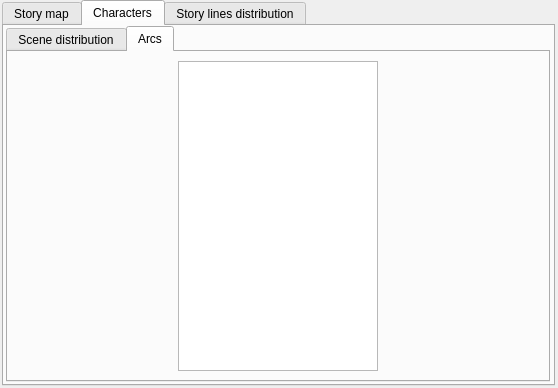
Qt form ui/reports_view.ui (zkovari/plotlyst) before a commit.
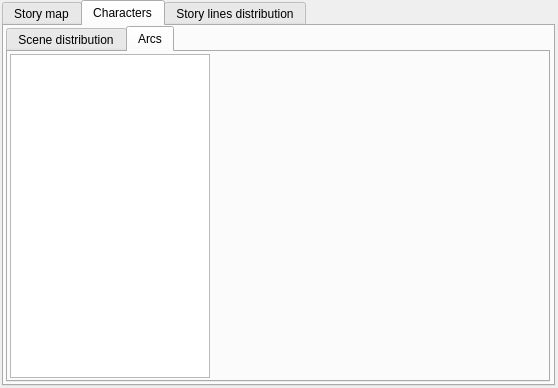
The same form after that commit. The open tabs and pages were chosen to show the change. Custom widgets are drawn as their Qt base class.

Commit message: Character selector for character arcs report

Patch:
```diff
--- a/ui/reports_view.ui
+++ b/ui/reports_view.ui
@@ -205,6 +205,23 @@
           <attribute name="title">
            <string>Arcs</string>
           </attribute>
+          <layout class="QVBoxLayout" name="verticalLayout_7">
+           <property name="spacing">
+            <number>2</number>
+           </property>
+           <property name="leftMargin">
+            <number>2</number>
+           </property>
+           <property name="topMargin">
+            <number>2</number>
+           </property>
+           <property name="rightMargin">
+            <number>2</number>
+           </property>
+           <property name="bottomMargin">
+            <number>2</number>
+           </property>
+           <item>
           <layout class="QHBoxLayout" name="horizontalLayout_2">
            <item>
             <widget class="QTableView" name="tblScenes">
@@ -230,6 +247,29 @@
               <bool>false</bool>
              </attribute>
             </widget>
+             </item>
+             <item>
+              <widget class="QWidget" name="wdgArc" native="true">
+               <layout class="QVBoxLayout" name="verticalLayout">
+                <property name="spacing">
+                 <number>1</number>
+                </property>
+                <property name="leftMargin">
+                 <number>1</number>
+                </property>
+                <property name="topMargin">
+                 <number>1</number>
+                </property>
+                <property name="rightMargin">
+                 <number>1</number>
+                </property>
+                <property name="bottomMargin">
+                 <number>1</number>
+                </property>
+               </layout>
+              </widget>
+             </item>
+            </layout>
            </item>
           </layout>
          </widget>
```
Lines whose indentation alone changed are shown as unchanged. The commit also changes 3 other files.
